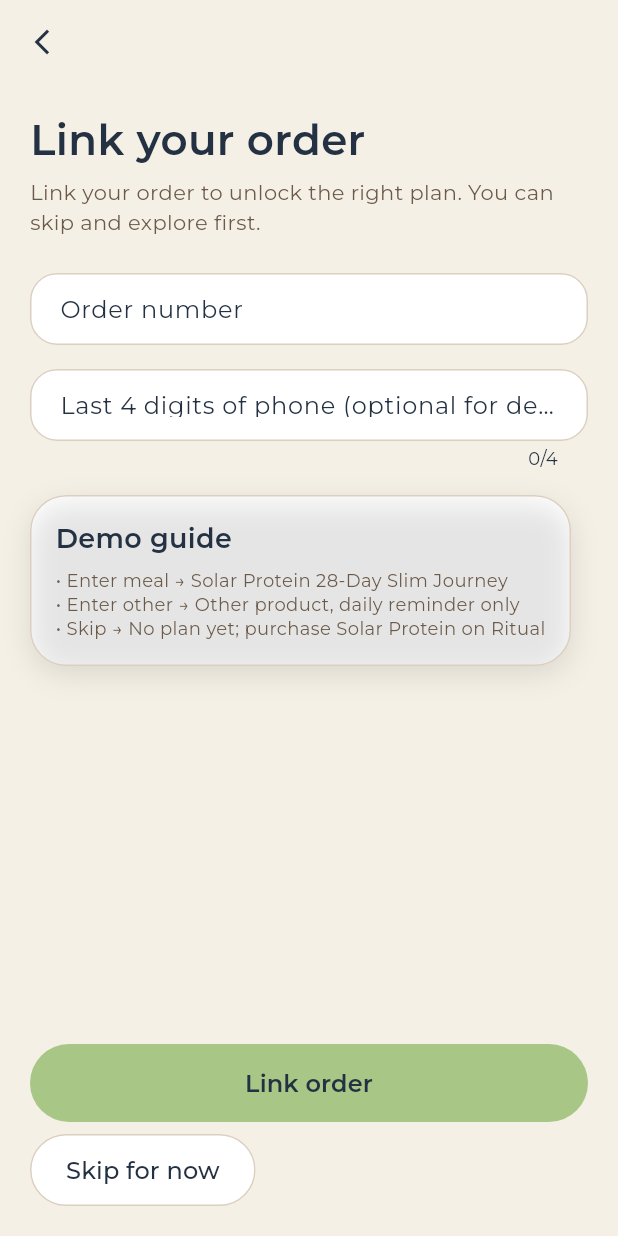
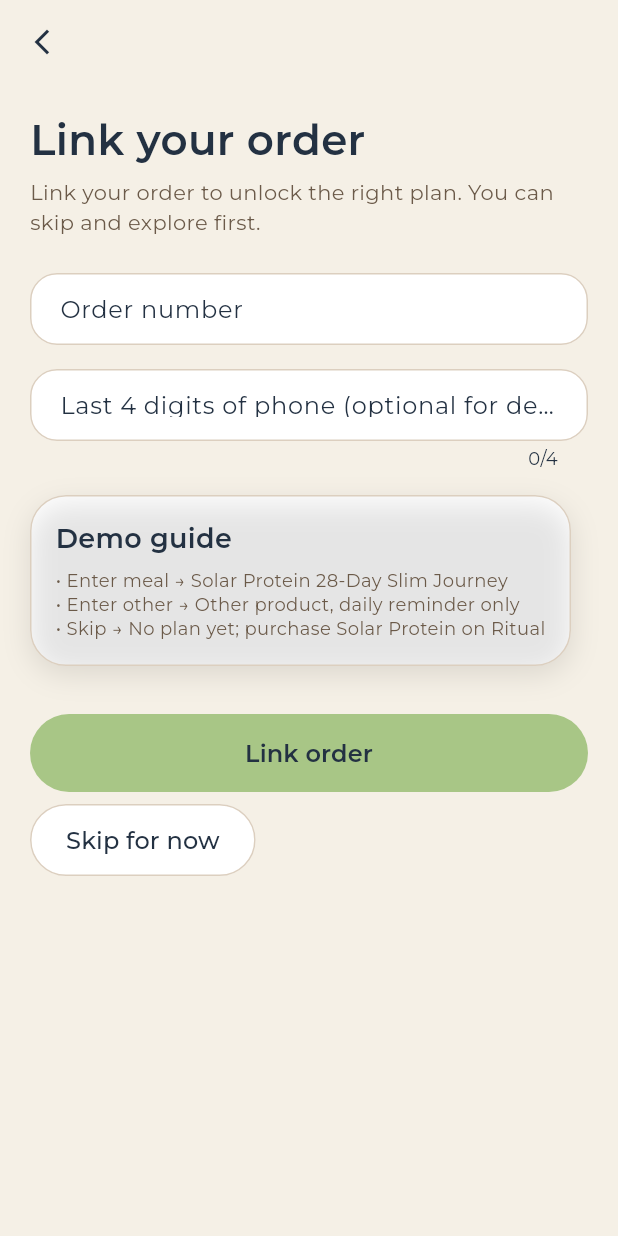
Before and after one commit to leejinping8972-svg/slimAPP, a Flutter app: the OrderLinkPage screen opened by its route, on a phone screen of 412 x 824 dp. Run offline on Flutter 3.47's test engine with Material 3 defaults, Android fonts, the phone set to English and light mode, and no system bars; our stand-ins replace fl_chart, flutter_riverpod, go_router; project files that could hold a hidden picture were left out.

Commit message:
Fix order link page in registration flow and block onboarding until linked or skipped.
Co-authored-by: Cursor <cursoragent@cursor.com>

```diff
--- a/mobile/lib/app/router.dart
+++ b/mobile/lib/app/router.dart
@@ -58,6 +58,7 @@ final routerProvider = Provider<GoRouter>((ref) {
           return '/link-order';
         }
         if (!profile.onboardingComplete &&
+            profile.orderLinkStatus != OrderLinkStatus.notStarted &&
             path != '/onboarding' &&
             path != '/register-success' &&
             path != '/link-order') {
--- a/mobile/lib/features/auth/auth_flow_pages.dart
+++ b/mobile/lib/features/auth/auth_flow_pages.dart
@@ -200,7 +200,7 @@ class RegisterSuccessPage extends ConsumerWidget {
             ),
             const Spacer(),
             LdPrimaryButton(
-              label: 'Continue your journey',
+              label: 'Continue to link order',
               onPressed: () {
                 ref.read(appStateProvider.notifier).acknowledgeCouponReward();
                 context.go('/link-order');
@@ -301,9 +301,12 @@ class _OrderLinkPageState extends ConsumerState<OrderLinkPage> {
 
   @override
   Widget build(BuildContext context) {
+    final coupon = ref.watch(appStateProvider).profile.welcomeCoupon;
+
     return LdScaffold(
       showBack: true,
-      body: Padding(
+      onBack: () => context.go('/login'),
+      body: SingleChildScrollView(
         padding: const EdgeInsets.all(LuckdateSpacing.lg),
         child: Column(
           crossAxisAlignment: CrossAxisAlignment.start,
@@ -314,6 +317,37 @@ class _OrderLinkPageState extends ConsumerState<OrderLinkPage> {
               'Link your order to unlock the right plan. You can skip and explore first.',
               style: LuckdateTextStyles.bodySmall,
             ),
+            if (coupon != null) ...[
+              const SizedBox(height: LuckdateSpacing.lg),
+              LdCard(
+                child: Row(
+                  children: [
+                    const Icon(
+                      Icons.local_offer_outlined,
+                      color: LuckdateColors.deepSage,
+                    ),
+                    const SizedBox(width: LuckdateSpacing.md),
+                    Expanded(
+                      child: Column(
+                        crossAxisAlignment: CrossAxisAlignment.start,
+                        children: [
+                          Text(
+                            '\$${coupon.amount.toStringAsFixed(0)} welcome coupon',
+                            style: LuckdateTextStyles.body.copyWith(
+                              fontWeight: FontWeight.w600,
+                            ),
+                          ),
+                          Text(
+                            'Valid for 30 days · storewide',
+                            style: LuckdateTextStyles.caption,
+                          ),
+                        ],
+                      ),
+                    ),
+                  ],
+                ),
+              ),
+            ],
             const SizedBox(height: LuckdateSpacing.xl),
             TextField(
               controller: _orderController,
@@ -354,13 +388,14 @@ class _OrderLinkPageState extends ConsumerState<OrderLinkPage> {
                 ],
               ),
             ),
-            const Spacer(),
+            const SizedBox(height: LuckdateSpacing.xxl),
             LdPrimaryButton(label: 'Link order', onPressed: _link),
             const SizedBox(height: LuckdateSpacing.sm),
             LdSecondaryButton(
               label: 'Skip for now',
               onPressed: _skip,
             ),
+            const SizedBox(height: LuckdateSpacing.lg),
           ],
         ),
       ),
```
